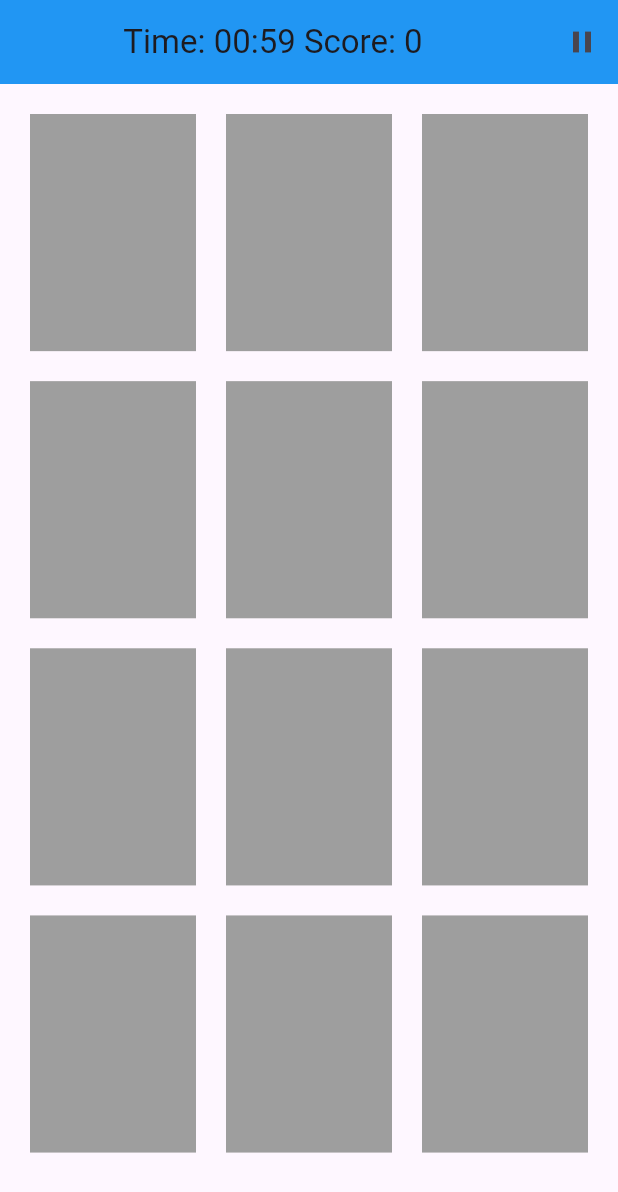
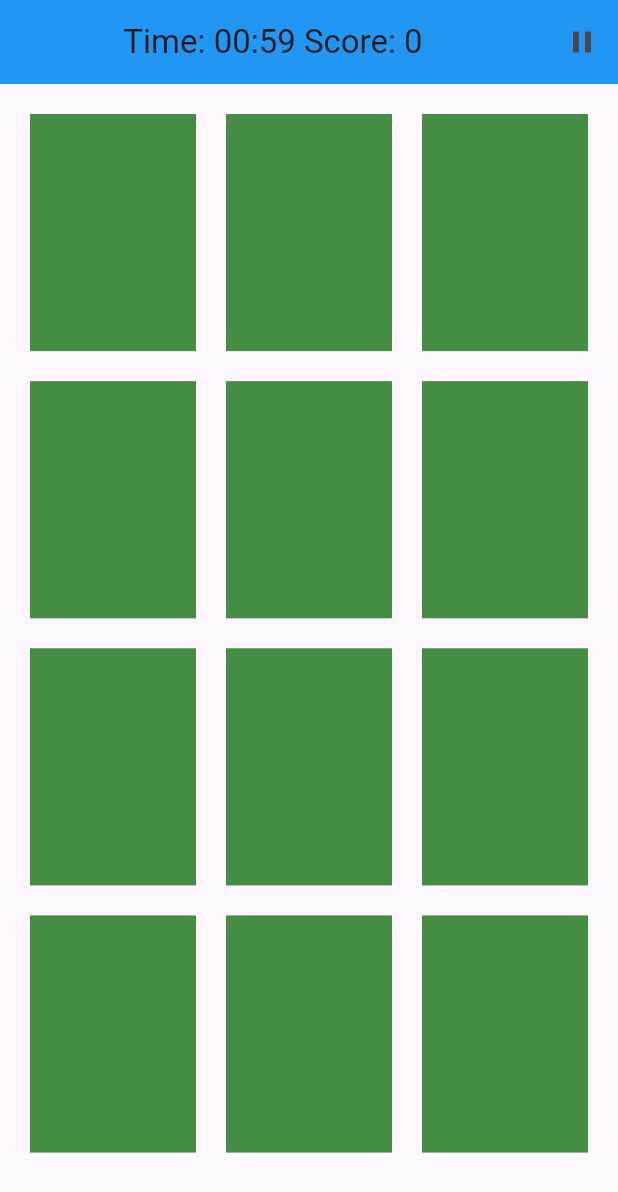
Before and after one commit to chaotic-braindead/match-a-saurus, a Flutter app: the Game screen opened directly, on a phone screen of 412 x 824 dp. Shown: the top 1192 px of the screen. Run offline on Flutter 3.47's test engine with Material 3 defaults, Android fonts, the phone set to English and light mode, and no system bars; our stand-ins replace cloud_firestore, firebase_core, hive, hive_flutter; accounts and stored records are empty.

Commit message:
added color for cards

```diff
--- a/lib/widgets/card_widget.dart
+++ b/lib/widgets/card_widget.dart
@@ -25,7 +25,7 @@ class _CardWidgetState extends State<CardWidget> {
         curve: Curves.fastOutSlowIn,
         alignment: Alignment.center,
         decoration: BoxDecoration(
-          color: (widget.card.isTapped) ? Colors.white : Colors.grey),
+          color: (widget.card.isTapped) ? Colors.white : Color.fromRGBO(69, 141, 67, 1)),
         child: widget.card.isTapped ? Text(widget.card.val) : null,
       ),
     );
```
